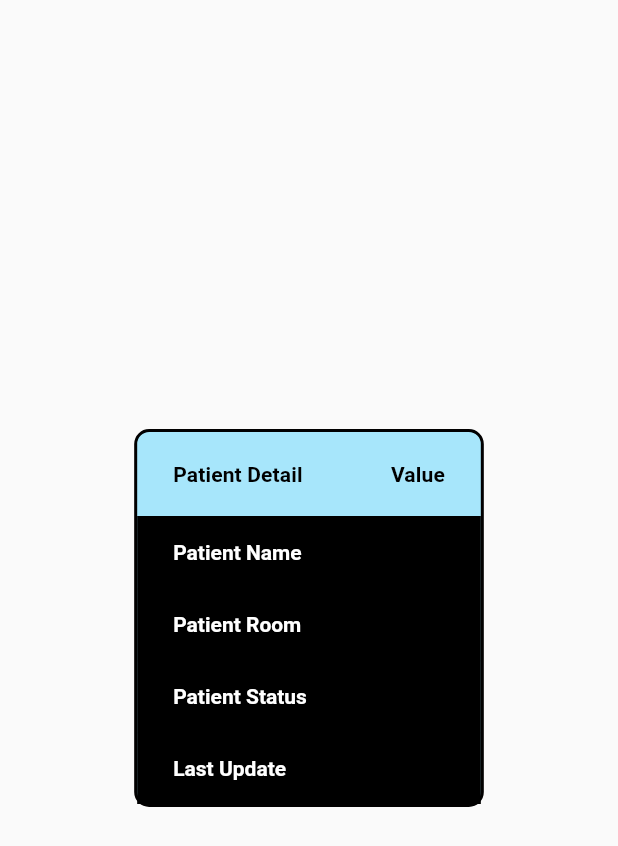
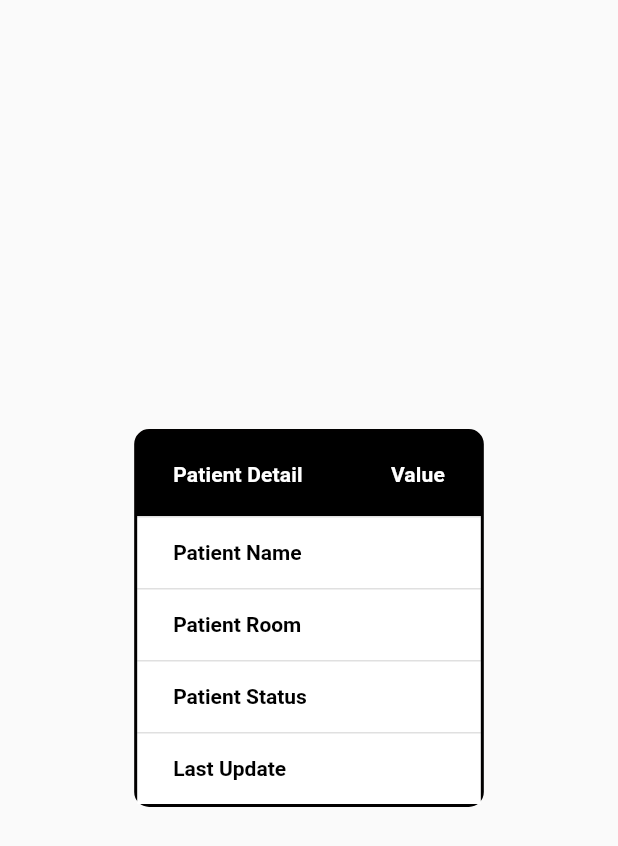
Before and after one commit to niteeshpatil/Samraksh_App, a Flutter app: the PatientDetailTable widget shown alone on an empty page, opened directly with empty values, on a phone screen of 412 x 824 dp. Shown: the top 846 px of the screen. Run offline on Flutter 3.47's test engine with Material 2 defaults, Android fonts, the phone set to English and light mode, and no system bars; our stand-ins replace flutter_local_notifications, shared_preferences; missing offline and left inert: mqtt_client; accounts and stored records are empty.

Commit message:
added globle data ,second page if once setup is done,added app icon

```diff
--- a/analysis_options.yaml
+++ b/analysis_options.yaml
@@ -24,6 +24,5 @@ linter:
   rules:
     # avoid_print: false  # Uncomment to disable the `avoid_print` rule
     # prefer_single_quotes: true  # Uncomment to enable the `prefer_single_quotes` rule
-
 # Additional information about this file can be found at
 # https://dart.dev/guides/language/analysis-options
--- a/lib/mqtt_test/subscribeToTopic.dart
+++ b/lib/mqtt_test/subscribeToTopic.dart
@@ -1,5 +1,6 @@
 // ignore: file_names
 import '../data.dart';
+import '../globledata.dart';
 import 'package:mqtt_client/mqtt_client.dart'
     show
         MqttMessage,
@@ -23,6 +24,7 @@ Future<void> subscribeToTopic(MqttServerClient client, String topic) async {
     try {
       isset = int.parse(data[0]);
       p_state = int.parse(data[1]);
+      saveDataBeforeAppClose();
     } catch (e) {
       print("Error occurred while parsing the data: $e");
     }
--- a/lib/secondpage/ButtonPage.dart
+++ b/lib/secondpage/ButtonPage.dart
@@ -3,6 +3,7 @@ import 'ButtonWidget.dart';
 import 'button_functions.dart';
 import '../setupfunctions/subscribe.dart';
 import '../setupfunctions/disconnect.dart';
+import "../notification/notifi_service.dart";
 
 class Button extends StatefulWidget {
   @override
@@ -21,7 +22,7 @@ class _ButtonState extends State<Button> {
   void _disconnect() async {
     disconnect(setState);
     _connected = false;
-    runisconnect();
+    rundisconnect();
   }
 
   @override
--- a/lib/secondpage/PatientDetail.dart
+++ b/lib/secondpage/PatientDetail.dart
@@ -2,6 +2,7 @@ import 'dart:async';
 
 import 'package:flutter/material.dart';
 import '../data.dart';
+
 
 class PatientDetail extends StatefulWidget {
   const PatientDetail({Key? key}) : super(key: key);
@@ -82,16 +83,16 @@ class PatientDetailTable extends StatelessWidget {
     return Center(
       child: DataTableTheme(
         data: DataTableThemeData(
-          dataRowColor: MaterialStateProperty.all<Color>(Colors.black),
+          dataRowColor: MaterialStateProperty.all<Color>(Colors.white),
           // ignore: prefer_const_constructors
           dataTextStyle: TextStyle(
             fontWeight: FontWeight.bold,
-            color: Colors.white,
+            color: Colors.black,
           ),
         ),
         child: Container(
           decoration: BoxDecoration(
-            color: Color.fromARGB(255, 167, 230, 251),
+            color: Colors.black,
             border: Border.all(
               color: Color.fromARGB(255, 1, 0, 0),
               width: 2.0,
@@ -107,7 +108,7 @@ class PatientDetailTable extends StatelessWidget {
                   'Patient Detail',
                   style: TextStyle(
                     fontWeight: FontWeight.bold,
-                    color: Colors.black,
+                    color: Colors.white,
                   ),
                 ),
               ),
@@ -117,7 +118,7 @@ class PatientDetailTable extends StatelessWidget {
                   'Value',
                   style: TextStyle(
                     fontWeight: FontWeight.bold,
-                    color: Colors.black,
+                    color: Colors.white,
                   ),
                 ),
               ),
@@ -128,7 +129,7 @@ class PatientDetailTable extends StatelessWidget {
                   Text(
                     'Patient Name',
                     style: TextStyle(
-                      color: Colors.white,
+                      color: Colors.black,
                     ),
                   ),
                 ),
@@ -136,7 +137,7 @@ class PatientDetailTable extends StatelessWidget {
                   Text(
                     name,
                     style: const TextStyle(
-                      color: Colors.white,
+                      color: Colors.black,
                     ),
                   ),
                 ),
@@ -146,7 +147,7 @@ class PatientDetailTable extends StatelessWidget {
                   Text(
                     'Patient Room',
                     style: TextStyle(
-                      color: Colors.white,
+                      color: Colors.black,
                     ),
                   ),
                 ),
@@ -154,7 +155,7 @@ class PatientDetailTable extends StatelessWidget {
                   Text(
                     room,
                     style: const TextStyle(
-                      color: Colors.white,
+                      color: Colors.black,
                     ),
                   ),
                 ),
@@ -164,7 +165,7 @@ class PatientDetailTable extends StatelessWidget {
                   Text(
                     'Patient Status',
                     style: TextStyle(
-                      color: Colors.white,
+                      color: Colors.black,
                     ),
                   ),
                 ),
@@ -193,7 +194,7 @@ class PatientDetailTable extends StatelessWidget {
                   Text(
                     'Last Update',
                     style: TextStyle(
-                      color: Colors.white,
+                      color: Colors.black,
                     ),
                   ),
                 ),
@@ -201,7 +202,7 @@ class PatientDetailTable extends StatelessWidget {
                   Text(
                     astime,
                     style: const TextStyle(
-                      color: Colors.white,
+                      color: Colors.black,
                     ),
                   ),
                 ),
--- a/lib/secondpage/seaconmain.dart
+++ b/lib/secondpage/seaconmain.dart
@@ -1,15 +1,55 @@
+import 'dart:async';
 import 'package:flutter/material.dart';
 import './ButtonPage.dart';
 import './PatientDetail.dart';
+import '../data.dart';
+import '../farstpage/my_app.dart';
+import '../globledata.dart';
+import '../setupfunctions/disconnect.dart';
 
-class SecondPage extends StatelessWidget {
-  const SecondPage({super.key});
+class SecondPage extends StatefulWidget {
+  const SecondPage({Key? key}) : super(key: key);
+
+  @override
+  _SecondPageState createState() => _SecondPageState();
+}
+
+class _SecondPageState extends State<SecondPage> {
+  late Timer timer;
+
+  @override
+  void initState() {
+    super.initState();
+    startTimer();
+  }
+
+  @override
+  void dispose() {
+    timer.cancel();
+    saveDataBeforeAppClose();
+    rundisconnect();
+    super.dispose();
+  }
+
+  void checkIsset() {
+    if (isset == 0) {
+      rundisconnect();
+      Navigator.push(context, MaterialPageRoute(builder: (context) => MyApp()));
+      timer.cancel();
+    }
+  }
+
+  void startTimer() {
+    timer = Timer.periodic(const Duration(seconds: 2), (timer) {
+      checkIsset();
+    });
+  }
 
   @override
   Widget build(BuildContext context) {
     return MaterialApp(
       home: Scaffold(
-        backgroundColor: Color.fromARGB(255, 248, 199, 199),
+        backgroundColor: const Color.fromARGB(240, 102, 153, 204),
         appBar: AppBar(
           title: const Text('Patient info'),
           backgroundColor: const Color.fromARGB(255, 0, 0, 0),
@@ -17,7 +57,7 @@ class SecondPage extends StatelessWidget {
         ),
         body: Column(
           children: [
-            Expanded(flex: 2, child: PatientDetail()),
+            const Expanded(flex: 2, child: PatientDetail()),
             Expanded(flex: 1, child: Button()),
           ],
         ),
--- a/lib/setupfunctions/disconnect.dart
+++ b/lib/setupfunctions/disconnect.dart
@@ -3,7 +3,7 @@ import '../mqtt_test/setupClient.dart';
 import '../mqtt_test/connectToBroker.dart';
 import '../data.dart';
 
-void runisconnect() async {
+void rundisconnect() async {
   final client = MqttServerClient('91.121.93.94', '1883');
   const subTopic = Receive_topic;
 
```
Also changed, not shown: lib/data.dart (+3 -5 lines), lib/farstpage/home_page.dart (+76 -17 lines), lib/farstpage/my_app.dart (+13 -4 lines), lib/globledata.dart (added, +46 -0 lines), lib/notification/notifi_service.dart (added, +49 -0 lines), pubspec.yaml (+10 -2 lines), assets/icon/appicon.png (added), pubspec.lock, 24 other files.
